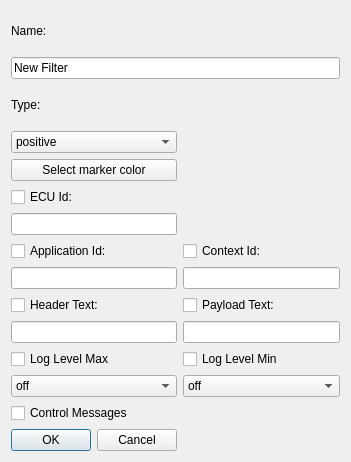
This is src/filterdialog.ui in COVESA/dlt-viewer as Qt 5 draws it before an edit. The edited form follows.
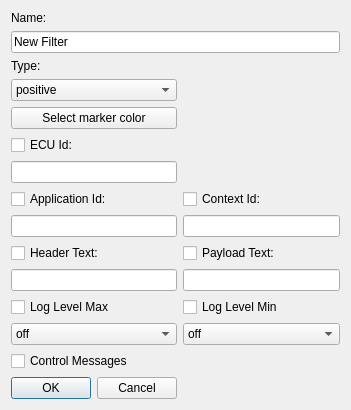
This is the edited form. Icons and pictures are not drawn.

Commit message: Fixed bug: set background color of marker when loading filters. Improved ui in settings and sarchdialog in windows.

Patch:
```diff
--- a/src/filterdialog.ui
+++ b/src/filterdialog.ui
@@ -7,7 +7,7 @@
     <x>0</x>
     <y>0</y>
     <width>351</width>
-    <height>462</height>
+    <height>388</height>
    </rect>
   </property>
   <property name="windowTitle">
```
The commit also changes 6 other files.
